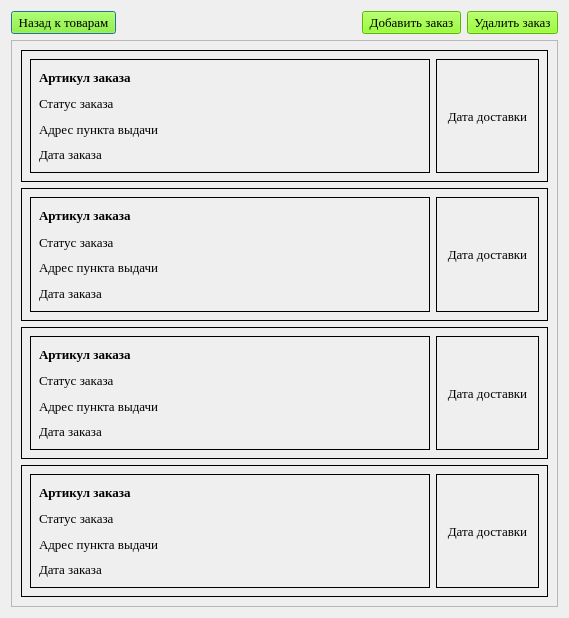
Old version of the form presentation/Order_list_UI/order_list_window.ui in the repository Herehs/DemoExam.
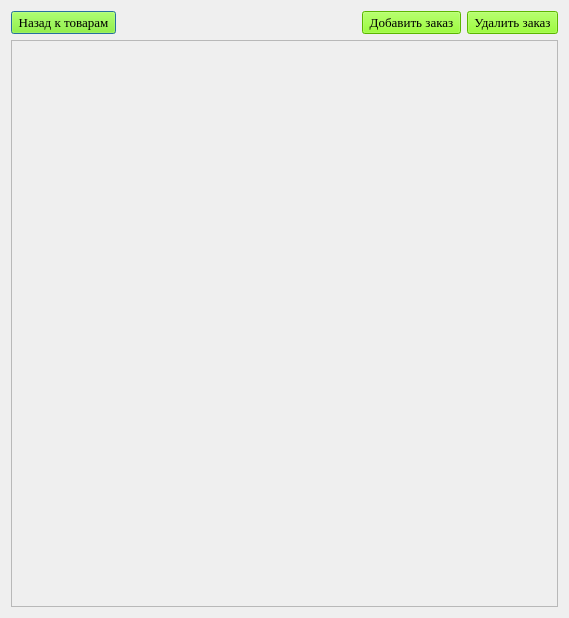
New version of the form.

What changed in the file:
```diff
--- a/presentation/Order_list_UI/order_list_window.ui
+++ b/presentation/Order_list_UI/order_list_window.ui
@@ -19,8 +19,8 @@
   <property name="windowTitle">
    <string>Dialog</string>
   </property>
-  <layout class="QGridLayout" name="gridLayout_2">
-   <item row="0" column="0">
+  <layout class="QVBoxLayout" name="verticalLayout_2">
+   <item>
     <layout class="QGridLayout" name="gridLayout">
      <item row="0" column="0">
       <layout class="QVBoxLayout" name="verticalLayout">
@@ -120,499 +120,10 @@
             <x>0</x>
             <y>0</y>
             <width>545</width>
-            <height>562</height>
+            <height>563</height>
            </rect>
           </property>
-          <layout class="QVBoxLayout" name="verticalLayout_12">
-           <item>
-            <layout class="QVBoxLayout" name="verticalLayout_11">
-             <item>
-              <widget class="QWidget" name="widget_order" native="true">
-               <property name="styleSheet">
-                <string notr="true">QWidget#widget_order {
-    border: 1px solid #000; 
-}
-QWidget#widget_order:hover {
-    border: 2px solid #00FA9A;
-}</string>
-               </property>
-               <layout class="QHBoxLayout" name="horizontalLayout_2">
-                <item>
-                 <layout class="QHBoxLayout" name="horizontalLayout_4">
-                  <item>
-                   <widget class="QWidget" name="widget_order_name" native="true">
-                    <property name="minimumSize">
-                     <size>
-                      <width>400</width>
-                      <height>0</height>
-                     </size>
-                    </property>
-                    <property name="font">
-                     <font>
-                      <family>Times New Roman</family>
-                      <pointsize>10</pointsize>
-                     </font>
-                    </property>
-                    <property name="styleSheet">
-                     <string notr="true">QWidget#widget_order_name {
-    border: 1px solid #000; 
-}</string>
-                    </property>
-                    <layout class="QVBoxLayout" name="verticalLayout_2">
-                     <item>
-                      <layout class="QVBoxLayout" name="verticalLayout_4">
-                       <item>
-                        <widget class="QLabel" name="label_art">
-                         <property name="font">
-                          <font>
-                           <family>Times New Roman</family>
-                           <pointsize>10</pointsize>
-                           <weight>75</weight>
-                           <bold>true</bold>
-                          </font>
-                         </property>
-                         <property name="focusPolicy">
-                          <enum>Qt::ClickFocus</enum>
-                         </property>
-                         <property name="text">
-                          <string>Артикул заказа</string>
-                         </property>
-                        </widget>
-                       </item>
-                       <item>
-                        <widget class="QLabel" name="label_status">
-                         <property name="font">
-                          <font>
-                           <family>Times New Roman</family>
-                           <pointsize>10</pointsize>
-                          </font>
-                         </property>
-                         <property name="text">
-                          <string>Статус заказа</string>
-                         </property>
-                        </widget>
-                       </item>
-                       <item>
-                        <widget class="QLabel" name="label_adress">
-                         <property name="font">
-                          <font>
-                           <family>Times New Roman</family>
-                           <pointsize>10</pointsize>
-                          </font>
-                         </property>
-                         <property name="text">
-                          <string>Адрес пункта выдачи</string>
-                         </property>
-                        </widget>
-                       </item>
-                       <item>
-                        <widget class="QLabel" name="label_order_date">
-                         <property name="font">
-                          <font>
-                           <family>Times New Roman</family>
-                           <pointsize>10</pointsize>
-                          </font>
-                         </property>
-                         <property name="text">
-                          <string>Дата заказа</string>
-                         </property>
-                        </widget>
-                       </item>
-                      </layout>
-                     </item>
-                    </layout>
-                   </widget>
-                  </item>
-                  <item>
-                   <widget class="QLabel" name="label_delivery_date">
-                    <property name="font">
-                     <font>
-                      <family>Times New Roman</family>
-                      <pointsize>10</pointsize>
-                     </font>
-                    </property>
-                    <property name="frameShape">
-                     <enum>QFrame::Box</enum>
-                    </property>
-                    <property name="text">
-                     <string>Дата доставки</string>
-                    </property>
-                    <property name="alignment">
-                     <set>Qt::AlignCenter</set>
-                    </property>
-                   </widget>
-                  </item>
-                 </layout>
-                </item>
-               </layout>
-              </widget>
-             </item>
-             <item>
-              <widget class="QWidget" name="widget_order_2" native="true">
-               <property name="styleSheet">
-                <string notr="true">QWidget#widget_order_2 {
-    border: 1px solid #000; 
-}
-QWidget#widget_order_2:hover {
-    border: 2px solid #00FA9A;
-}</string>
-               </property>
-               <layout class="QHBoxLayout" name="horizontalLayout_3">
-                <item>
-                 <layout class="QHBoxLayout" name="horizontalLayout_5">
-                  <item>
-                   <widget class="QWidget" name="widget_order_name_2" native="true">
-                    <property name="minimumSize">
-                     <size>
-                      <width>400</width>
-                      <height>0</height>
-                     </size>
-                    </property>
-                    <property name="font">
-                     <font>
-                      <family>Times New Roman</family>
-                      <pointsize>10</pointsize>
-                     </font>
-                    </property>
-                    <property name="styleSheet">
-                     <string notr="true">QWidget#widget_order_name_2 {
-    border: 1px solid #000; 
-}</string>
-                    </property>
-                    <layout class="QVBoxLayout" name="verticalLayout_3">
-                     <item>
-                      <layout class="QVBoxLayout" name="verticalLayout_5">
-                       <item>
-                        <widget class="QLabel" name="label_art_2">
-                         <property name="font">
-                          <font>
-                           <family>Times New Roman</family>
-                           <pointsize>10</pointsize>
-                           <weight>75</weight>
-                           <bold>true</bold>
-                          </font>
-                         </property>
-                         <property name="focusPolicy">
-                          <enum>Qt::ClickFocus</enum>
-                         </property>
-                         <property name="text">
-                          <string>Артикул заказа</string>
-                         </property>
-                        </widget>
-                       </item>
-                       <item>
-                        <widget class="QLabel" name="label_status_2">
-                         <property name="font">
-                          <font>
-                           <family>Times New Roman</family>
-                           <pointsize>10</pointsize>
-                          </font>
-                         </property>
-                         <property name="text">
-                          <string>Статус заказа</string>
-                         </property>
-                        </widget>
-                       </item>
-                       <item>
-                        <widget class="QLabel" name="label_adress_2">
-                         <property name="font">
-                          <font>
-                           <family>Times New Roman</family>
-                           <pointsize>10</pointsize>
-                          </font>
-                         </property>
-                         <property name="text">
-                          <string>Адрес пункта выдачи</string>
-                         </property>
-                        </widget>
-                       </item>
-                       <item>
-                        <widget class="QLabel" name="label_order_date_2">
-                         <property name="font">
-                          <font>
-                           <family>Times New Roman</family>
-                           <pointsize>10</pointsize>
-                          </font>
-                         </property>
-                         <property name="text">
-                          <string>Дата заказа</string>
-                         </property>
-                        </widget>
-                       </item>
-                      </layout>
-                     </item>
-                    </layout>
-                   </widget>
-                  </item>
-                  <item>
-                   <widget class="QLabel" name="label_delivery_date_2">
-                    <property name="font">
-                     <font>
-                      <family>Times New Roman</family>
-                      <pointsize>10</pointsize>
-                     </font>
-                    </property>
-                    <property name="frameShape">
-                     <enum>QFrame::Box</enum>
-                    </property>
-                    <property name="text">
-                     <string>Дата доставки</string>
-                    </property>
-                    <property name="alignment">
-                     <set>Qt::AlignCenter</set>
-                    </property>
-                   </widget>
-                  </item>
-                 </layout>
-                </item>
-               </layout>
-              </widget>
-             </item>
-             <item>
-              <widget class="QWidget" name="widget_order_3" native="true">
-               <property name="styleSheet">
-                <string notr="true">QWidget#widget_order_3 {
-    border: 1px solid #000; 
-}
-QWidget#widget_order_3:hover {
-    border: 2px solid #00FA9A;
-}</string>
-               </property>
-               <layout class="QHBoxLayout" name="horizontalLayout_7">
-                <item>
-                 <layout class="QHBoxLayout" name="horizontalLayout_8">
-                  <item>
-                   <widget class="QWidget" name="widget_order_name_3" native="true">
-                    <property name="minimumSize">
-                     <size>
-                      <width>400</width>
-                      <height>0</height>
-                     </size>
-                    </property>
-                    <property name="font">
-                     <font>
-                      <family>Times New Roman</family>
-                      <pointsize>10</pointsize>
-                     </font>
-                    </property>
-                    <property name="styleSheet">
-                     <string notr="true">QWidget#widget_order_name_3 {
-    border: 1px solid #000; 
-}</string>
-                    </property>
-                    <layout class="QVBoxLayout" name="verticalLayout_6">
-                     <item>
-                      <layout class="QVBoxLayout" name="verticalLayout_7">
-                       <item>
-                        <widget class="QLabel" name="label_art_3">
-                         <property name="font">
-                          <font>
-                           <family>Times New Roman</family>
-                           <pointsize>10</pointsize>
-                           <weight>75</weight>
-                           <bold>true</bold>
-                          </font>
-                         </property>
-                         <property name="focusPolicy">
-                          <enum>Qt::ClickFocus</enum>
-                         </property>
-                         <property name="text">
-                          <string>Артикул заказа</string>
-                         </property>
-                        </widget>
-                       </item>
-                       <item>
-                        <widget class="QLabel" name="label_status_3">
-                         <property name="font">
-                          <font>
-                           <family>Times New Roman</family>
-                           <pointsize>10</pointsize>
-                          </font>
-                         </property>
-                         <property name="text">
-                          <string>Статус заказа</string>
-                         </property>
-                        </widget>
-                       </item>
-                       <item>
-                        <widget class="QLabel" name="label_adress_3">
-                         <property name="font">
-                          <font>
-                           <family>Times New Roman</family>
-                           <pointsize>10</pointsize>
-                          </font>
-                         </property>
-                         <property name="text">
-                          <string>Адрес пункта выдачи</string>
-                         </property>
-                        </widget>
-                       </item>
-                       <item>
-                        <widget class="QLabel" name="label_order_date_3">
-                         <property name="font">
-                          <font>
-                           <family>Times New Roman</family>
-                           <pointsize>10</pointsize>
-                          </font>
-                         </property>
-                         <property name="text">
-                          <string>Дата заказа</string>
-                         </property>
-                        </widget>
-                       </item>
-                      </layout>
-                     </item>
-                    </layout>
-                   </widget>
-                  </item>
-                  <item>
-                   <widget class="QLabel" name="label_delivery_date_3">
-                    <property name="font">
-                     <font>
-                      <family>Times New Roman</family>
-                      <pointsize>10</pointsize>
-                     </font>
-                    </property>
-                    <property name="frameShape">
-                     <enum>QFrame::Box</enum>
-                    </property>
-                    <property name="text">
-                     <string>Дата доставки</string>
-                    </property>
-                    <property name="alignment">
-                     <set>Qt::AlignCenter</set>
-                    </property>
-                   </widget>
-                  </item>
-                 </layout>
-                </item>
-               </layout>
-              </widget>
-             </item>
-             <item>
-              <widget class="QWidget" name="widget_order_4" native="true">
-               <property name="styleSheet">
-                <string notr="true">QWidget#widget_order_4 {
-    border: 1px solid #000; 
-}
-QWidget#widget_order_4:hover {
-    border: 2px solid #00FA9A;
-}</string>
-               </property>
-               <layout class="QHBoxLayout" name="horizontalLayout_9">
-                <item>
-                 <layout class="QHBoxLayout" name="horizontalLayout_10">
-                  <item>
-                   <widget class="QWidget" name="widget_order_name_4" native="true">
-                    <property name="minimumSize">
-                     <size>
-                      <width>400</width>
-                      <height>0</height>
-                     </size>
-                    </property>
-                    <property name="font">
-                     <font>
-                      <family>Times New Roman</family>
-                      <pointsize>10</pointsize>
-                     </font>
-                    </property>
-                    <property name="styleSheet">
-                     <string notr="true">QWidget#widget_order_name_4 {
-    border: 1px solid #000; 
-}</string>
-                    </property>
-                    <layout class="QVBoxLayout" name="verticalLayout_9">
-                     <item>
-                      <layout class="QVBoxLayout" name="verticalLayout_10">
-                       <item>
-                        <widget class="QLabel" name="label_art_4">
-                         <property name="font">
-                          <font>
-                           <family>Times New Roman</family>
-                           <pointsize>10</pointsize>
-                           <weight>75</weight>
-                           <bold>true</bold>
-                          </font>
-                         </property>
-                         <property name="focusPolicy">
-                          <enum>Qt::ClickFocus</enum>
-                         </property>
-                         <property name="text">
-                          <string>Артикул заказа</string>
-                         </property>
-                        </widget>
-                       </item>
-                       <item>
-                        <widget class="QLabel" name="label_status_4">
-                         <property name="font">
-                          <font>
-                           <family>Times New Roman</family>
-                           <pointsize>10</pointsize>
-                          </font>
-                         </property>
-                         <property name="text">
-                          <string>Статус заказа</string>
-                         </property>
-                        </widget>
-                       </item>
-                       <item>
-                        <widget class="QLabel" name="label_adress_4">
-                         <property name="font">
-                          <font>
-                           <family>Times New Roman</family>
-                           <pointsize>10</pointsize>
-                          </font>
-                         </property>
-                         <property name="text">
-                          <string>Адрес пункта выдачи</string>
-                         </property>
-                        </widget>
-                       </item>
-                       <item>
-                        <widget class="QLabel" name="label_order_date_4">
-                         <property name="font">
-                          <font>
-                           <family>Times New Roman</family>
-                           <pointsize>10</pointsize>
-                          </font>
-                         </property>
-                         <property name="text">
-                          <string>Дата заказа</string>
-                         </property>
-                        </widget>
-                       </item>
-                      </layout>
-                     </item>
-                    </layout>
-                   </widget>
-                  </item>
-                  <item>
-                   <widget class="QLabel" name="label_delivery_date_4">
-                    <property name="font">
-                     <font>
-                      <family>Times New Roman</family>
-                      <pointsize>10</pointsize>
-                     </font>
-                    </property>
-                    <property name="frameShape">
-                     <enum>QFrame::Box</enum>
-                    </property>
-                    <property name="text">
-                     <string>Дата доставки</string>
-                    </property>
-                    <property name="alignment">
-                     <set>Qt::AlignCenter</set>
-                    </property>
-                   </widget>
-                  </item>
-                 </layout>
-                </item>
-               </layout>
-              </widget>
-             </item>
-            </layout>
-           </item>
-          </layout>
+          <layout class="QVBoxLayout" name="verticalLayout_12"/>
          </widget>
         </widget>
        </item>
```
Left out of the diff: 3 changed lines with no effect on the pictures.
